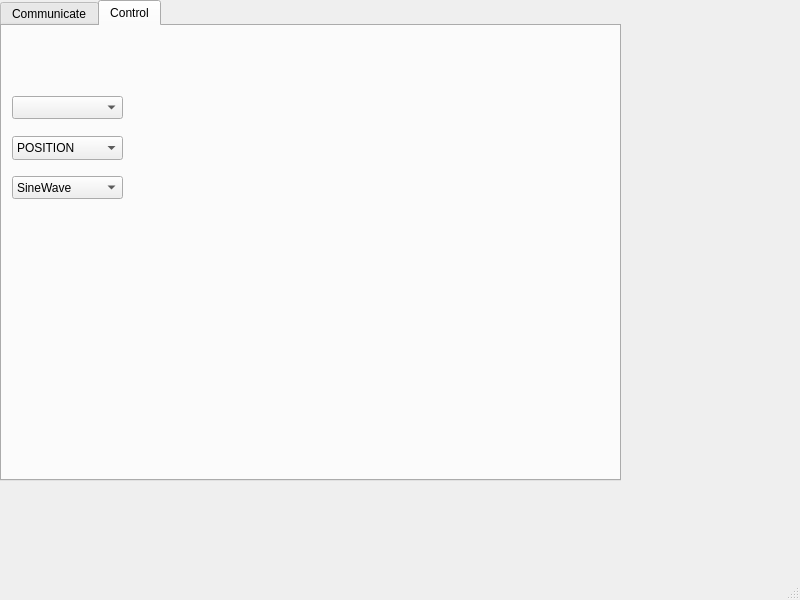
Above: ui/mainwindow.ui from huigang39/FSA_Tool before the change. Below: the same form after it.
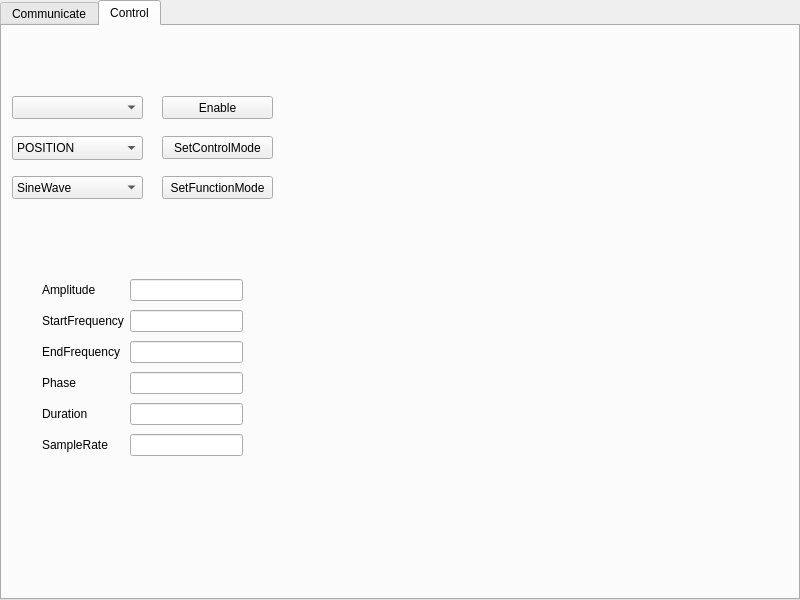
That is the form after the change. The open tabs and pages were chosen to show the change.

```diff
--- a/ui/mainwindow.ui
+++ b/ui/mainwindow.ui
@@ -19,8 +19,8 @@
                     <rect>
                         <x>0</x>
                         <y>0</y>
-                        <width>621</width>
-                        <height>481</height>
+                        <width>800</width>
+                        <height>600</height>
                     </rect>
                 </property>
                 <property name="currentIndex">
@@ -40,7 +40,7 @@
                             <rect>
                                 <x>10</x>
                                 <y>110</y>
-                                <width>111</width>
+                                <width>131</width>
                                 <height>24</height>
                             </rect>
                         </property>
@@ -70,7 +70,7 @@
                             <rect>
                                 <x>10</x>
                                 <y>70</y>
-                                <width>111</width>
+                                <width>131</width>
                                 <height>23</height>
                             </rect>
                         </property>
@@ -80,7 +80,7 @@
                             <rect>
                                 <x>10</x>
                                 <y>150</y>
-                                <width>111</width>
+                                <width>131</width>
                                 <height>23</height>
                             </rect>
                         </property>
@@ -95,20 +95,206 @@
                             </property>
                         </item>
                     </widget>
+                    <widget class="QPushButton" name="pushButton_setControlMode">
+                        <property name="geometry">
+                            <rect>
+                                <x>160</x>
+                                <y>110</y>
+                                <width>111</width>
+                                <height>23</height>
+                            </rect>
+                        </property>
+                        <property name="text">
+                            <string>SetControlMode</string>
+                        </property>
+                    </widget>
+                    <widget class="QPushButton" name="pushButton_setFunctionMode">
+                        <property name="geometry">
+                            <rect>
+                                <x>160</x>
+                                <y>150</y>
+                                <width>111</width>
+                                <height>23</height>
+                            </rect>
+                        </property>
+                        <property name="text">
+                            <string>SetFunctionMode</string>
+                        </property>
+                    </widget>
+                    <widget class="QPushButton" name="pushButton_enableFSA">
+                        <property name="geometry">
+                            <rect>
+                                <x>160</x>
+                                <y>70</y>
+                                <width>111</width>
+                                <height>23</height>
+                            </rect>
+                        </property>
+                        <property name="text">
+                            <string>Enable</string>
+                        </property>
+                    </widget>
+                    <widget class="QStackedWidget" name="stackedWidget_configControlData">
+                        <property name="geometry">
+                            <rect>
+                                <x>20</x>
+                                <y>210</y>
+                                <width>251</width>
+                                <height>301</height>
+                            </rect>
+                        </property>
+                        <property name="currentIndex">
+                            <number>0</number>
+                        </property>
+                        <widget class="QWidget" name="page_sineWave">
+                            <widget class="QWidget" name="gridLayoutWidget_2">
+                                <property name="geometry">
+                                    <rect>
+                                        <x>20</x>
+                                        <y>50</y>
+                                        <width>201</width>
+                                        <height>188</height>
+                                    </rect>
+                                </property>
+                                <layout class="QGridLayout"
+                                    name="gridLayout_sinwWave_sineWave_functionLayout">
+                                    <item row="2" column="1">
+                                        <widget class="QLineEdit" name="lineEdit_sinwWave_phase" />
+                                    </item>
+                                    <item row="0" column="0">
+                                        <widget class="QLabel" name="label_sinwWave_amplitude">
+                                            <property name="text">
+                                                <string>Amplitude</string>
+                                            </property>
+                                        </widget>
+                                    </item>
+                                    <item row="0" column="1">
+                                        <widget class="QLineEdit" name="lineEdit_sinwWave_amplitude" />
+                                    </item>
+                                    <item row="3" column="1">
+                                        <widget class="QLineEdit" name="lineEdit_sinwWave_duration" />
+                                    </item>
+                                    <item row="4" column="1">
+                                        <widget class="QLineEdit"
+                                            name="lineEdit_sinwWave_sampleRate" />
+                                    </item>
+                                    <item row="1" column="1">
+                                        <widget class="QLineEdit" name="lineEdit_sinwWave_frequency" />
+                                    </item>
+                                    <item row="1" column="0">
+                                        <widget class="QLabel" name="label_sinwWave_frequency">
+                                            <property name="text">
+                                                <string>Frequency</string>
+                                            </property>
+                                        </widget>
+                                    </item>
+                                    <item row="2" column="0">
+                                        <widget class="QLabel" name="label_sinwWave_phase">
+                                            <property name="text">
+                                                <string>Phase</string>
+                                            </property>
+                                        </widget>
+                                    </item>
+                                    <item row="3" column="0">
+                                        <widget class="QLabel" name="label_sinwWave_duration">
+                                            <property name="text">
+                                                <string>Duration</string>
+                                            </property>
+                                        </widget>
+                                    </item>
+                                    <item row="4" column="0">
+                                        <widget class="QLabel" name="label_sinwWave_sampleRate">
+                                            <property name="text">
+                                                <string>SampleRate</string>
+                                            </property>
+                                        </widget>
+                                    </item>
+                                </layout>
+                            </widget>
+                        </widget>
+                        <widget class="QWidget" name="page_sweepWave">
+                            <widget class="QWidget" name="gridLayoutWidget">
+                                <property name="geometry">
+                                    <rect>
+                                        <x>20</x>
+                                        <y>40</y>
+                                        <width>201</width>
+                                        <height>188</height>
+                                    </rect>
+                                </property>
+                                <layout class="QGridLayout"
+                                    name="gridLayout_sweepWave_functionLayout">
+                                    <item row="4" column="1">
+                                        <widget class="QLineEdit" name="lineEdit_sweepWave_duration" />
+                                    </item>
+                                    <item row="4" column="0">
+                                        <widget class="QLabel" name="label_sweepWave_duration">
+                                            <property name="text">
+                                                <string>Duration</string>
+                                            </property>
+                                        </widget>
+                                    </item>
+                                    <item row="1" column="0">
+                                        <widget class="QLabel" name="label_sweepWave_startFrequency">
+                                            <property name="text">
+                                                <string>StartFrequency</string>
+                                            </property>
+                                        </widget>
+                                    </item>
+                                    <item row="0" column="0">
+                                        <widget class="QLabel" name="label_sweepWave_amplitude">
+                                            <property name="text">
+                                                <string>Amplitude</string>
+                                            </property>
+                                        </widget>
+                                    </item>
+                                    <item row="3" column="1">
+                                        <widget class="QLineEdit" name="lineEdit_sweepWave_phase" />
+                                    </item>
+                                    <item row="0" column="1">
+                                        <widget class="QLineEdit"
+                                            name="lineEdit_sweepWave_amplitude" />
+                                    </item>
+                                    <item row="3" column="0">
+                                        <widget class="QLabel" name="label_sweepWave_phase">
+                                            <property name="text">
+                                                <string>Phase</string>
+                                            </property>
+                                        </widget>
+                                    </item>
+                                    <item row="5" column="1">
+                                        <widget class="QLineEdit"
+                                            name="lineEdit_sweepWave_sampleRate" />
+                                    </item>
+                                    <item row="1" column="1">
+                                        <widget class="QLineEdit"
+                                            name="lineEdit_sweepWave_startFrequency" />
+                                    </item>
+                                    <item row="5" column="0">
+                                        <widget class="QLabel" name="label_sweepWave_sampleRate">
+                                            <property name="text">
+                                                <string>SampleRate</string>
+                                            </property>
+                                        </widget>
+                                    </item>
+                                    <item row="2" column="1">
+                                        <widget class="QLineEdit"
+                                            name="lineEdit_sweepWave_endFrequency" />
+                                    </item>
+                                    <item row="2" column="0">
+                                        <widget class="QLabel" name="label_sweepWave_endFrequency">
+                                            <property name="text">
+                                                <string>EndFrequency</string>
+                                            </property>
+                                        </widget>
+                                    </item>
+                                </layout>
+                            </widget>
+                        </widget>
+                    </widget>
                 </widget>
             </widget>
         </widget>
-        <widget class="QMenuBar" name="menubar">
-            <property name="geometry">
-                <rect>
-                    <x>0</x>
-                    <y>0</y>
-                    <width>800</width>
-                    <height>20</height>
-                </rect>
-            </property>
-        </widget>
-        <widget class="QStatusBar" name="statusbar" />
     </widget>
     <resources />
     <connections />
```
Left out of the diff: 10 changed lines with no effect on the pictures.
